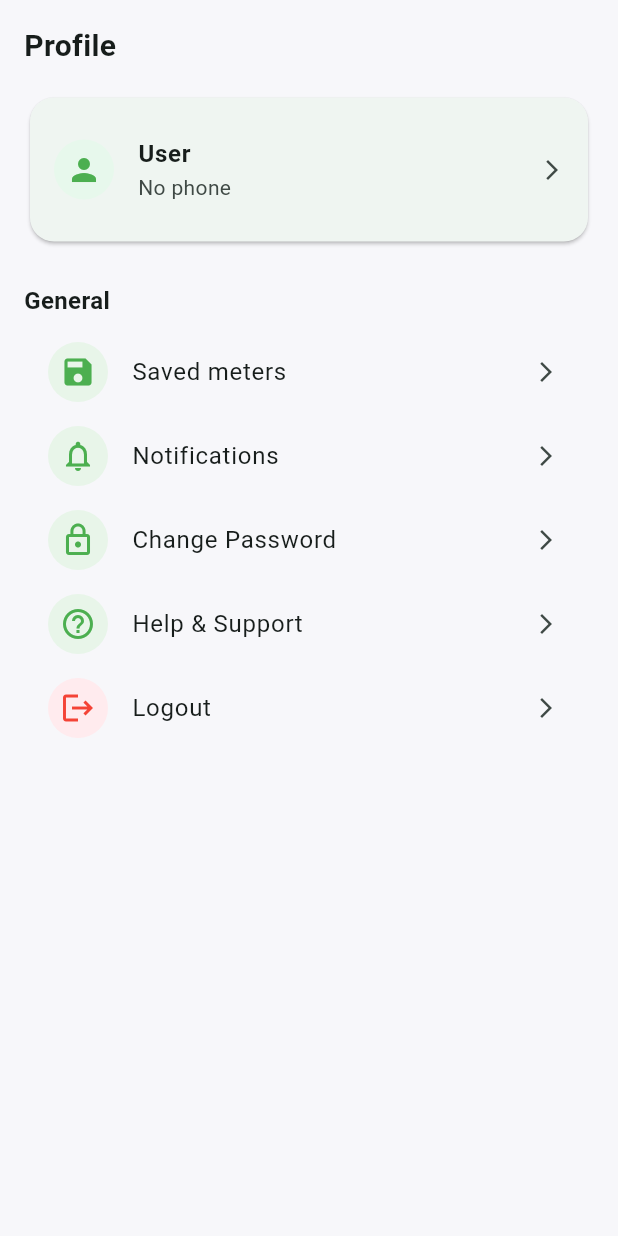
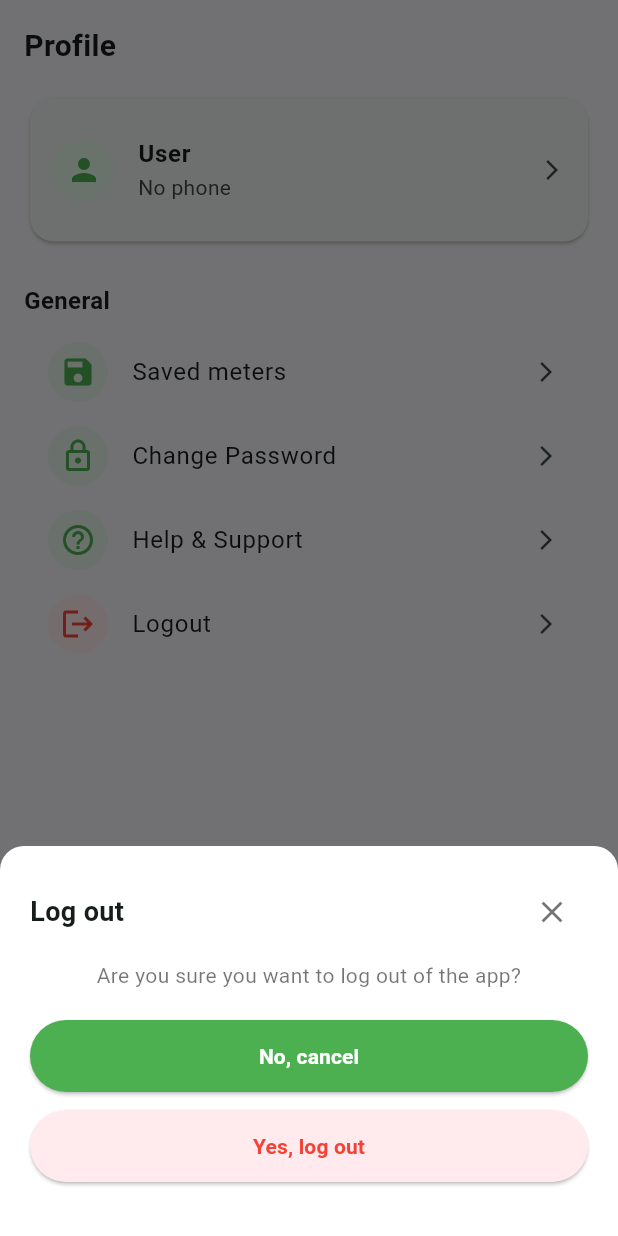
Before and after one commit to SoftyNg/lightman, a Flutter app: the ProfileScreen screen opened directly, after a tap on "Logout", on a phone screen of 412 x 824 dp. Run offline on Flutter 3.47's test engine with Material 3 defaults, Android fonts, the light colour scheme and no system bars; our stand-ins replace app_links, firebase_auth, firebase_core, flutter_dotenv, flutter_tts, pdf and 3 more; accounts and stored records are empty; statements that could not run were skipped.

Commit message:
Profile page completed

```diff
--- a/lib/screens/profile_screen.dart
+++ b/lib/screens/profile_screen.dart
@@ -2,7 +2,11 @@ import 'package:flutter/material.dart';
 import 'dart:convert';
 import 'package:shared_preferences/shared_preferences.dart';
 import '../services/auth_services.dart';
-import 'profile_settings_screen.dart'; // ✅ Import your settings screen
+import 'profile_settings_screen.dart'; // ✅ Profile settings
+import 'saved_meters_screen.dart'; // ✅ Saved Meters
+import 'update_password_screen.dart'; // ✅ Update Password
+import 'help_support_screen.dart'; // ✅ Help & Support
+import 'home_screen.dart'; // ✅ Redirect target after logout
 
 class ProfileScreen extends StatefulWidget {
   const ProfileScreen({super.key});
@@ -17,6 +21,7 @@ class _ProfileScreenState extends State<ProfileScreen> {
   String lastName = '';
   String email = '';
   String phoneNumber = '';
+  String? token; // ✅ store token
 
   @override
   void initState() {
@@ -28,6 +33,7 @@ class _ProfileScreenState extends State<ProfileScreen> {
     try {
       final prefs = await SharedPreferences.getInstance();
       final userDataString = prefs.getString('user_data');
+      final storedToken = prefs.getString('user_token'); // ✅ fetch token
 
       if (userDataString != null) {
         final userData = jsonDecode(userDataString);
@@ -37,6 +43,7 @@ class _ProfileScreenState extends State<ProfileScreen> {
           lastName = userData['last_name'] ?? '';
           email = userData['email'] ?? '';
           phoneNumber = userData['phone'] ?? '';
+          token = storedToken; // ✅ save token in state
           _isLoading = false;
         });
       } else {
@@ -49,9 +56,113 @@ class _ProfileScreenState extends State<ProfileScreen> {
   }
 
   Future<void> _logout() async {
-    await AuthService().signOut();
-    if (!mounted) return;
-    Navigator.pushReplacementNamed(context, '/login');
+    try {
+      await AuthService().signOut();
+
+      if (!mounted) return;
+
+      // ✅ Redirect to HomeScreen instead of /login
+      Navigator.pushAndRemoveUntil(
+        context,
+        MaterialPageRoute(builder: (_) => const HomeScreen()),
+        (route) => false,
+      );
+    } catch (e) {
+      debugPrint('Logout error: $e');
+      if (!mounted) return;
+      ScaffoldMessenger.of(context).showSnackBar(
+        const SnackBar(content: Text("Failed to logout please try again")),
+      );
+    }
+  }
+
+  // ✅ Logout confirmation modal
+  void _showLogoutModal(BuildContext context) {
+    showModalBottomSheet(
+      context: context,
+      shape: const RoundedRectangleBorder(
+        borderRadius: BorderRadius.vertical(top: Radius.circular(16)),
+      ),
+      backgroundColor: Colors.white,
+      builder: (context) {
+        return Padding(
+          padding: const EdgeInsets.all(20),
+          child: Column(
+            mainAxisSize: MainAxisSize.min,
+            children: [
+              // Title + close
+              Row(
+                mainAxisAlignment: MainAxisAlignment.spaceBetween,
+                children: [
+                  const Text(
+                    "Log out",
+                    style: TextStyle(fontSize: 18, fontWeight: FontWeight.bold),
+                  ),
+                  IconButton(
+                    icon: const Icon(Icons.close, color: Colors.black54),
+                    onPressed: () => Navigator.pop(context),
+                  ),
+                ],
+              ),
+              const SizedBox(height: 8),
+
+              // Subtitle
+              const Text(
+                "Are you sure you want to log out of the app?",
+                textAlign: TextAlign.center,
+                style: TextStyle(color: Colors.black54),
+              ),
+              const SizedBox(height: 20),
+
+              // Cancel button
+              SizedBox(
+                width: double.infinity,
+                child: ElevatedButton(
+                  style: ElevatedButton.styleFrom(
+                    backgroundColor: Colors.green,
+                    shape: RoundedRectangleBorder(
+                      borderRadius: BorderRadius.circular(30),
+                    ),
+                    padding: const EdgeInsets.symmetric(vertical: 14),
+                  ),
+                  onPressed: () => Navigator.pop(context),
+                  child: const Text(
+                    "No, cancel",
+                    style: TextStyle(
+                        color: Colors.white, fontWeight: FontWeight.w600),
+                  ),
+                ),
+              ),
+              const SizedBox(height: 12),
+
+              // Logout button
+              SizedBox(
+                width: double.infinity,
+                child: ElevatedButton(
+                  style: ElevatedButton.styleFrom(
+                    backgroundColor: Colors.red.shade50,
+                    shape: RoundedRectangleBorder(
+                      borderRadius: BorderRadius.circular(30),
+                    ),
+                    padding: const EdgeInsets.symmetric(vertical: 14),
+                  ),
+                  onPressed: () {
+                    Navigator.pop(context);
+                    _logout();
+                  },
+                  child: const Text(
+                    "Yes, log out",
+                    style: TextStyle(
+                        color: Colors.red, fontWeight: FontWeight.w600),
+                  ),
+                ),
+              ),
+              const SizedBox(height: 16),
+            ],
+          ),
+        );
+      },
+    );
   }
 
   Widget buildMenuItem({
@@ -128,19 +239,58 @@ class _ProfileScreenState extends State<ProfileScreen> {
                   ),
                   const SizedBox(height: 8),
 
-                  buildMenuItem(icon: Icons.save, title: "Saved meters"),
+                  // ✅ Navigate to SavedMetersScreen
                   buildMenuItem(
-                      icon: Icons.notifications_none, title: "Notifications"),
+                    icon: Icons.save,
+                    title: "Saved meters",
+                    onTap: () {
+                      Navigator.push(
+                        context,
+                        MaterialPageRoute(
+                          builder: (_) => const SavedMetersScreen(),
+                        ),
+                      );
+                    },
+                  ),
+
+                  // ✅ Navigate to UpdatePasswordScreen with real token
                   buildMenuItem(
-                      icon: Icons.lock_outline, title: "Change Password"),
+                    icon: Icons.lock_outline,
+                    title: "Change Password",
+                    onTap: () {
+                      Navigator.push(
+                        context,
+                        MaterialPageRoute(
+                          builder: (_) => UpdatePasswordScreen(
+                            email: email,
+                            token: token ?? '',
+                          ),
+                        ),
+                      );
+                    },
+                  ),
+
+                  // ✅ Navigate to HelpSupportScreen
                   buildMenuItem(
-                      icon: Icons.help_outline, title: "Help & Support"),
+                    icon: Icons.help_outline,
+                    title: "Help & Support",
+                    onTap: () {
+                      Navigator.push(
+                        context,
+                        MaterialPageRoute(
+                          builder: (_) => const HelpSupportScreen(),
+                        ),
+                      );
+                    },
+                  ),
+
+                  // ✅ Logout (opens modal now)
                   buildMenuItem(
                     icon: Icons.logout,
                     title: "Logout",
                     iconBgColor: Colors.red.shade50,
                     iconColor: Colors.red,
-                    onTap: _logout,
+                    onTap: () => _showLogoutModal(context),
                   ),
                 ],
               ),
--- a/pubspec.yaml
+++ b/pubspec.yaml
@@ -56,3 +56,4 @@ flutter:
     - assets/images/onboarding.png
     - assets/images/whatsapp.png
     - assets/images/no_transactions.png
+    - assets/icon/whatsapp_icon.png
```
Also changed, not shown: lib/screens/help_support_screen.dart (added, +111 -0 lines), lib/screens/profile_settings_screen.dart (+4 -7 lines), lib/screens/saved_meters_screen.dart (added, +81 -0 lines), assets/icon/whatsapp_icon.png (added).
